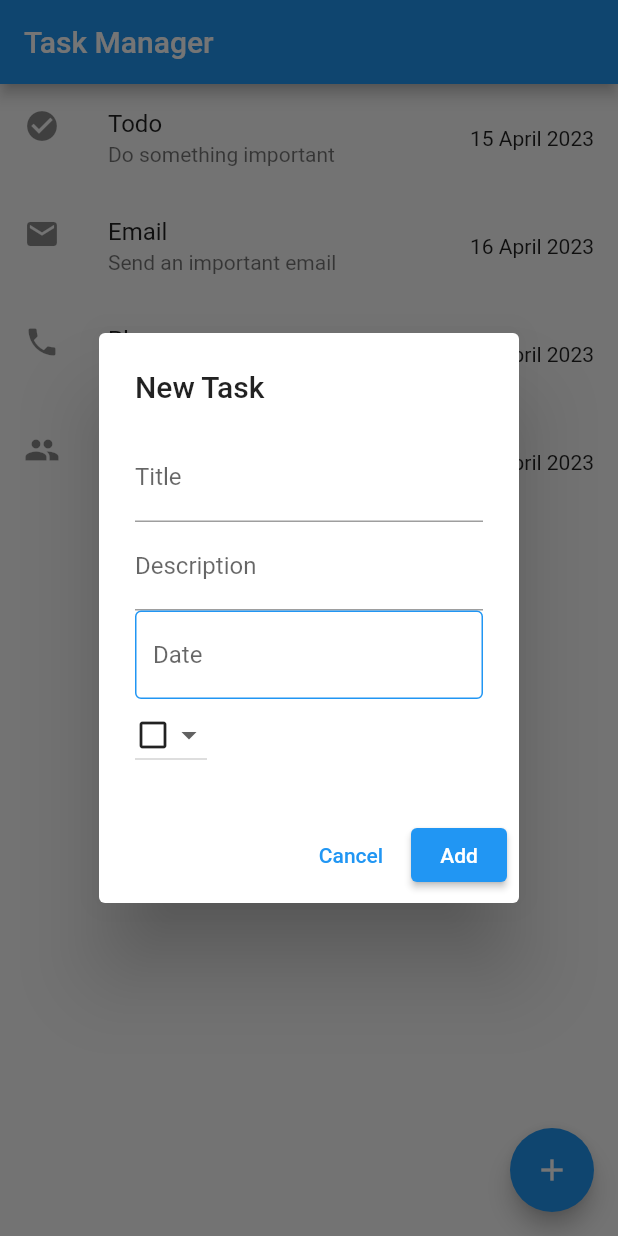
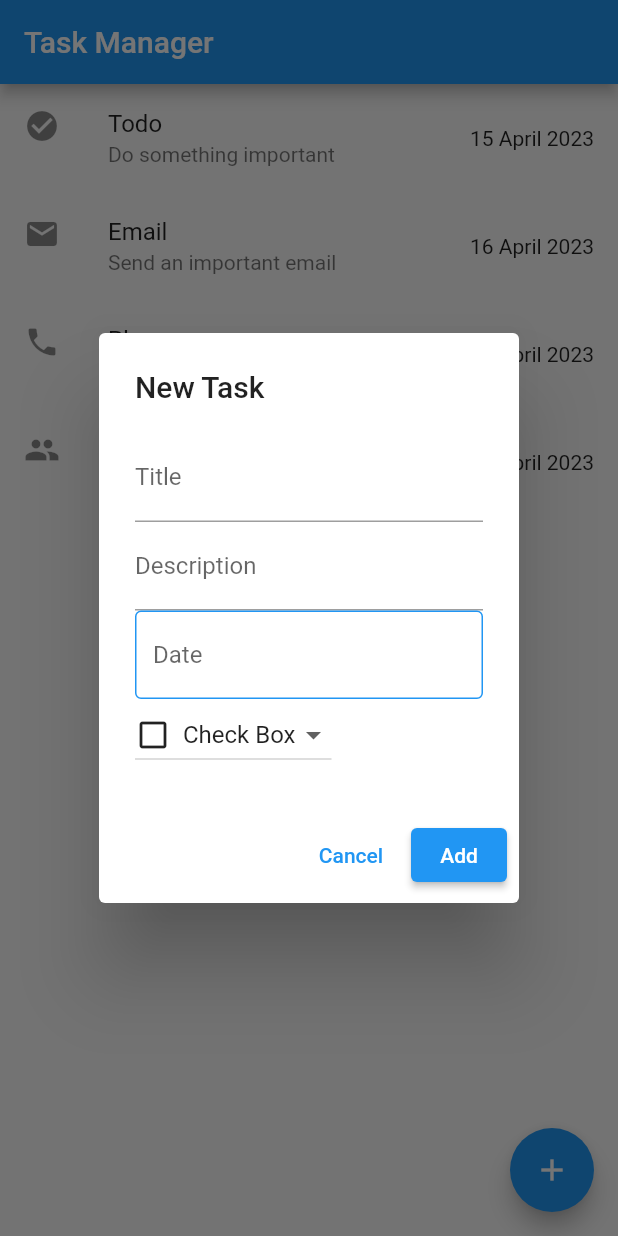
Before and after one commit to jameelk809/taskmanager, a Flutter app: the screen it shows after launch, after a tap on the "add" icon, on a phone screen of 412 x 824 dp. Run offline on Flutter 3.47's test engine with Material 2 defaults, Android fonts, the phone set to English and light mode, and no system bars; drawn by our look-alikes of flutter_slidable.

Commit message:
dropdown labels added

```diff
--- a/lib/main.dart
+++ b/lib/main.dart
@@ -22,7 +22,10 @@ class TodoList extends StatefulWidget {
 
 class _TodoListState extends State<TodoList> {
   TextEditingController dateInputController = TextEditingController();
+  IconData? selectedIcon; // Define a nullable IconData variable to hold the selected icon
   final List<Todo> _todos = [
+    //  to see a blank screen at start-up, comment the below 4 Todo items.
+    //  I have just added them for debugging purpose
     Todo(
         title: 'Todo',
         description: 'Do something important',
@@ -61,11 +64,11 @@ class _TodoListState extends State<TodoList> {
             crossAxisAlignment: CrossAxisAlignment.start,
             children: [
               TextField(
-                decoration: InputDecoration(labelText: 'Title'),
+                decoration: const InputDecoration(labelText: 'Title'),
                 onChanged: (value) => title = value,
               ),
               TextField(
-                decoration: InputDecoration(labelText: 'Description'),
+                decoration: const InputDecoration(labelText: 'Description'),
                 onChanged: (value) => description = value,
               ),
               TextFormField(
@@ -94,33 +97,110 @@ class _TodoListState extends State<TodoList> {
                   }
                 },
               ),
+
               DropdownButton<IconData>(
                 value: icon,
                 onChanged: (value) => icon = value!,
-                items: const [
+                items: [
                   DropdownMenuItem(
                     value: Icons.check_box_outline_blank,
-                    child: Icon(Icons.check_box_outline_blank),
+                    child: Row(
+                      children: const [
+                        Icon(Icons.check_box_outline_blank),
+                        SizedBox(width: 8.0),
+                        Text("Check Box"),
+                      ],
+                    ),
                   ),
                   DropdownMenuItem(
                     value: Icons.email,
-                    child: Icon(Icons.email),
+                    child: Row(
+                      children: const [
+                        Icon(Icons.email),
+                        SizedBox(width: 8.0),
+                        Text("Email"),
+                      ],
+                    ),
                   ),
                   DropdownMenuItem(
                     value: Icons.phone,
-                    child: Icon(Icons.phone),
+                    child: Row(
+                      children: const [
+                        Icon(Icons.phone),
+                        SizedBox(width: 8.0),
+                        Text("Phone"),
+                      ],
+                    ),
                   ),
                   DropdownMenuItem(
                     value: Icons.calendar_today,
-                    child: Icon(Icons.calendar_today),
+                    child: Row(
+                      children: const [
+                        Icon(Icons.calendar_today),
+                        SizedBox(width: 8.0),
+                        Text("Calendar"),
+                      ],
+                    ),
                   ),
                   DropdownMenuItem(
                     value: Icons.gamepad_outlined,
-                    child: Icon(Icons.gamepad_outlined),
+                    child: Row(
+                      children: const [
+                        Icon(Icons.gamepad_outlined),
+                        SizedBox(width: 8.0),
+                        Text("Gamepad"),
+                      ],
+                    ),
                   ),
                   DropdownMenuItem(
                     value: Icons.sports_soccer,
-                    child: Icon(Icons.sports_soccer),
+                    child: Row(
+                      children: const [
+                        Icon(Icons.sports_soccer),
+                        SizedBox(width: 8.0),
+                        Text("Soccer"),
+                      ],
+                    ),
+                  ),
+                  DropdownMenuItem(
+                    value: Icons.list_alt,
+                    child: Row(
+                      children: const [
+                        Icon(Icons.list_alt),
+                        SizedBox(width: 8.0),
+                        Text("List"),
+                      ],
+                    ),
+                  ),
+                  DropdownMenuItem(
+                    value: Icons.money,
+                    child: Row(
+                      children: const [
+                        Icon(Icons.money),
+                        SizedBox(width: 8.0),
+                        Text("Money"),
+                      ],
+                    ),
+                  ),
+                  DropdownMenuItem(
+                    value: Icons.shopping_cart,
+                    child: Row(
+                      children: const [
+                        Icon(Icons.shopping_cart),
+                        SizedBox(width: 8.0),
+                        Text("Shopping"),
+                      ],
+                    ),
+                  ),
+                  DropdownMenuItem(
+                    value: Icons.work,
+                    child: Row(
+                      children: const [
+                        Icon(Icons.work),
+                        SizedBox(width: 8.0),
+                        Text("Work"),
+                      ],
+                    ),
                   ),
                 ],
               ),
@@ -128,11 +208,11 @@ class _TodoListState extends State<TodoList> {
           ),
           actions: [
             TextButton(
-              child: Text('Cancel'),
+              child: const Text('Cancel'),
               onPressed: () => Navigator.of(context).pop(),
             ),
             ElevatedButton(
-              child: Text('Add'),
+              child: const Text('Add'),
               onPressed: () => Navigator.of(context).pop(Todo(
                 title: title,
                 description: description,
@@ -253,33 +333,33 @@ class TodoDetails extends StatelessWidget {
                 const SizedBox(width: 32.0), // Add spacing between icon and title
                 Text(
                   todo.title,
-                  style: TextStyle(fontSize: 20.0, fontWeight: FontWeight.bold),
+                  style: const TextStyle(fontSize: 20.0, fontWeight: FontWeight.bold),
                 ),
               ],
             ),
 
-            SizedBox(height: 16.0),
+            const SizedBox(height: 16.0),
             const Text(
               'Description',
               style: TextStyle(fontSize: 16.0, fontWeight: FontWeight.bold),
             ),
-            SizedBox(height: 8.0),
+            const SizedBox(height: 8.0),
             Text(todo.description),
 
-            SizedBox(height: 16.0),
+            const SizedBox(height: 16.0),
             const Text(
               'Due Date',
               style: TextStyle(fontSize: 16.0, fontWeight: FontWeight.bold),
             ),
-            SizedBox(height: 8.0),
+            const SizedBox(height: 8.0),
             Text(todo.dueDate),
 
-            SizedBox(height: 16.0),
+            const SizedBox(height: 16.0),
             const Text(
               'Status',
               style: TextStyle(fontSize: 16.0, fontWeight: FontWeight.bold),
             ),
-            SizedBox(height: 8.0),
+            const SizedBox(height: 8.0),
             Text(todo.done ? 'Done' : 'Not done'),
           ],
         ),
```
